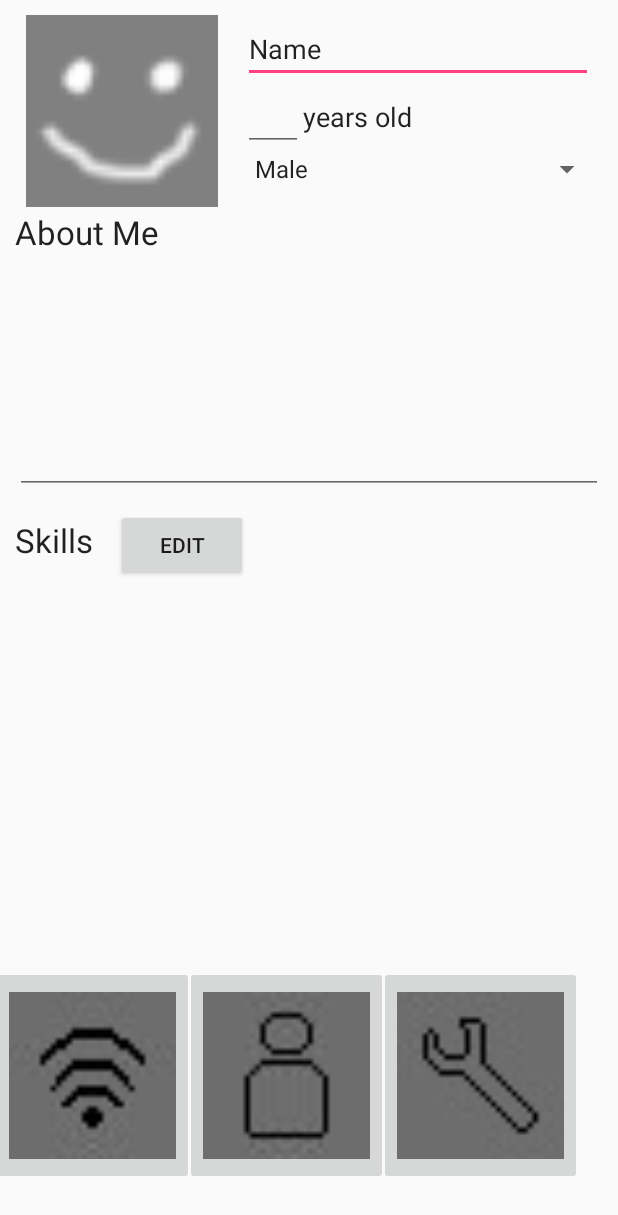
After one commit to smahbod2014/StreetClash, an Android app: the layout activity_profile_edit.xml on its own in the app's theme, with its tools: preview values and no code run, on a phone screen of 412 x 824 dp. The commit adds this screen. Shown: the top 1215 px of the screen. Run offline under Robolectric (Android 15) with nearby library versions, the phone set to English and light mode, and no system bars.

Commit message:
preparing to merge

```diff
--- a/app/src/main/java/com/cse190sc/streetclash/ProfileActivity.java
+++ b/app/src/main/java/com/cse190sc/streetclash/ProfileActivity.java
@@ -1,136 +1,37 @@
 package com.cse190sc.streetclash;
 
-import android.app.AlertDialog;
-import android.content.DialogInterface;
-import android.content.Intent;
-import android.database.Cursor;
-import android.graphics.BitmapFactory;
-import android.net.Uri;
-import android.provider.MediaStore;
 import android.support.v7.app.AppCompatActivity;
 import android.os.Bundle;
-import android.util.Log;
 import android.view.Menu;
-import android.view.MenuInflater;
 import android.view.MenuItem;
-import android.view.View;
-import android.widget.ImageView;
-import android.widget.ListAdapter;
-import android.widget.ListView;
-import android.widget.Toast;
-
-import java.util.ArrayList;
 
 public class ProfileActivity extends AppCompatActivity {
-
-    private static final String TAG = "ProfileActivity";
-    private static final int REQUEST_LOAD_IMAGE = 1;
-    private static final String[] SKILL_CARDS = {
-            "Comp Sci", "Economics", "Electrical Eng", "Accounting",
-            "Math", "Crypto", "Human Bio", "Bioinfo", "Robotics",
-            "Dentistry", "Music", "Drawing/Art", "Dance", "Theater",
-            "Leadership", "Cooking", "Marketing", "Chemistry",
-            "Plumbing", "Cleaning", "Filming", "Communications", "Teaching"
-    };
-
-    private ImageView m_ProfileImage;
 
     @Override
     protected void onCreate(Bundle savedInstanceState) {
         super.onCreate(savedInstanceState);
-        setContentView(R.layout.activity_profile_screen);
-        setTitle("Profile");
-
-        Log.i(TAG, "Starting up");
-        m_ProfileImage = (ImageView) findViewById(R.id.iv_profile_pic);
-        m_ProfileImage.setOnClickListener(new View.OnClickListener() {
-            @Override
-            public void onClick(View v) {
-                Intent i = new Intent(Intent.ACTION_PICK, MediaStore.Images.Media.EXTERNAL_CONTENT_URI);
-                startActivityForResult(i, REQUEST_LOAD_IMAGE);
-            }
-        });
-    }
-
-    @Override
-    protected void onActivityResult(int requestCode, int resultCode, Intent data) {
-        super.onActivityResult(requestCode, resultCode, data);
-
-        if (requestCode == REQUEST_LOAD_IMAGE) {
-            Log.i(TAG, "Result code was: " + resultCode);
-            if (resultCode == RESULT_OK && data != null) {
-                Uri selectedImage = data.getData();
-                String[] filePathColumn = { MediaStore.Images.Media.DATA };
-
-                Cursor cursor = getContentResolver().query(selectedImage, filePathColumn, null, null, null);
-                cursor.moveToFirst();
-
-                int columnIndex = cursor.getColumnIndex(filePathColumn[0]);
-                String picturePath = cursor.getString(columnIndex);
-                cursor.close();
-
-                m_ProfileImage.setImageBitmap(BitmapFactory.decodeFile(picturePath));
-            }
-        }
+        setContentView(R.layout.activity_profile);
     }
 
     @Override
     public boolean onCreateOptionsMenu(Menu menu) {
-        MenuInflater inflater = getMenuInflater();
-        inflater.inflate(R.menu.profile_done, menu);
+        // Inflate the menu; this adds items to the action bar if it is present.
+        getMenuInflater().inflate(R.menu.menu_profile, menu);
         return true;
     }
 
     @Override
     public boolean onOptionsItemSelected(MenuItem item) {
-        if (item.getItemId() == R.id.item_done) {
-            Toast.makeText(this, "Done clicked", Toast.LENGTH_SHORT).show();
+        // Handle action bar item clicks here. The action bar will
+        // automatically handle clicks on the Home/Up button, so long
+        // as you specify a parent activity in AndroidManifest.xml.
+        int id = item.getItemId();
+
+        //noinspection SimplifiableIfStatement
+        if (id == R.id.action_settings) {
             return true;
         }
-        return false;
-    }
 
-    public void editSkillsButtonClicked(View v) {
-        final ArrayList<String> chosenSkills = new ArrayList<>();
-        AlertDialog.Builder builder = new AlertDialog.Builder(this);
-        builder.setTitle("Choose your skills");
-        builder.setMultiChoiceItems(SKILL_CARDS, null, new DialogInterface.OnMultiChoiceClickListener() {
-            @Override
-            public void onClick(DialogInterface dialog, int which, boolean isChecked) {
-                if (isChecked) {
-                    chosenSkills.add(SKILL_CARDS[which]);
-                } else {
-                    chosenSkills.remove(SKILL_CARDS[which]);
-                }
-            }
-        });
-
-        builder.setPositiveButton("OK", new DialogInterface.OnClickListener() {
-            @Override
-            public void onClick(DialogInterface dialog, int which) {
-                int rows = (int) Math.ceil((double) chosenSkills.size() / 3);
-                String[][] skillSet = new String[rows][3];
-                for (int i = 0; i < rows * 3; i++) {
-                    if (i < chosenSkills.size())
-                        skillSet[i / 3][i % 3] = chosenSkills.get(i);
-                    else
-                        skillSet[i / 3][i % 3] = "";
-                }
-
-                ListAdapter adapter = new CustomAdapter(ProfileActivity.this, skillSet);
-                ListView listView = (ListView) findViewById(R.id.listView);
-                listView.setAdapter(adapter);
-            }
-        });
-
-        builder.setNegativeButton("Cancel", new DialogInterface.OnClickListener() {
-            @Override
-            public void onClick(DialogInterface dialog, int which) {
-                //nothing
-            }
-        });
-
-        builder.create();
-        builder.show();
+        return super.onOptionsItemSelected(item);
     }
 }
--- /dev/null
+++ b/app/src/main/java/com/cse190sc/streetclash/ProfileEditActivity.java
@@ -0,0 +1,136 @@
+package com.cse190sc.streetclash;
+
+import android.app.AlertDialog;
+import android.content.DialogInterface;
+import android.content.Intent;
+import android.database.Cursor;
+import android.graphics.BitmapFactory;
+import android.net.Uri;
+import android.provider.MediaStore;
+import android.support.v7.app.AppCompatActivity;
+import android.os.Bundle;
+import android.util.Log;
+import android.view.Menu;
+import android.view.MenuInflater;
+import android.view.MenuItem;
+import android.view.View;
+import android.widget.ImageView;
+import android.widget.ListAdapter;
+import android.widget.ListView;
+import android.widget.Toast;
+
+import java.util.ArrayList;
+
+public class ProfileEditActivity extends AppCompatActivity {
+
+    private static final String TAG = "ProfileEditActivity";
+    private static final int REQUEST_LOAD_IMAGE = 1;
+    private static final String[] SKILL_CARDS = {
+            "Comp Sci", "Economics", "Electrical Eng", "Accounting",
+            "Math", "Crypto", "Human Bio", "Bioinfo", "Robotics",
+            "Dentistry", "Music", "Drawing/Art", "Dance", "Theater",
+            "Leadership", "Cooking", "Marketing", "Chemistry",
+            "Plumbing", "Cleaning", "Filming", "Communications", "Teaching"
+    };
+
+    private ImageView m_ProfileImage;
+
+    @Override
+    protected void onCreate(Bundle savedInstanceState) {
+        super.onCreate(savedInstanceState);
+        setContentView(R.layout.activity_profile_edit);
+        setTitle("Profile");
+
+        Log.i(TAG, "Starting up");
+        m_ProfileImage = (ImageView) findViewById(R.id.iv_profile_pic);
+        m_ProfileImage.setOnClickListener(new View.OnClickListener() {
+            @Override
+            public void onClick(View v) {
+                Intent i = new Intent(Intent.ACTION_PICK, MediaStore.Images.Media.EXTERNAL_CONTENT_URI);
+                startActivityForResult(i, REQUEST_LOAD_IMAGE);
+            }
+        });
+    }
+
+    @Override
+    protected void onActivityResult(int requestCode, int resultCode, Intent data) {
+        super.onActivityResult(requestCode, resultCode, data);
+
+        if (requestCode == REQUEST_LOAD_IMAGE) {
+            Log.i(TAG, "Result code was: " + resultCode);
+            if (resultCode == RESULT_OK && data != null) {
+                Uri selectedImage = data.getData();
+                String[] filePathColumn = { MediaStore.Images.Media.DATA };
+
+                Cursor cursor = getContentResolver().query(selectedImage, filePathColumn, null, null, null);
+                cursor.moveToFirst();
+
+                int columnIndex = cursor.getColumnIndex(filePathColumn[0]);
+                String picturePath = cursor.getString(columnIndex);
+                cursor.close();
+
+                m_ProfileImage.setImageBitmap(BitmapFactory.decodeFile(picturePath));
+            }
+        }
+    }
+
+    @Override
+    public boolean onCreateOptionsMenu(Menu menu) {
+        MenuInflater inflater = getMenuInflater();
+        inflater.inflate(R.menu.profile_done, menu);
+        return true;
+    }
+
+    @Override
+    public boolean onOptionsItemSelected(MenuItem item) {
+        if (item.getItemId() == R.id.item_done) {
+            Toast.makeText(this, "Done clicked", Toast.LENGTH_SHORT).show();
+            return true;
+        }
+        return false;
+    }
+
+    public void editSkillsButtonClicked(View v) {
+        final ArrayList<String> chosenSkills = new ArrayList<>();
+        AlertDialog.Builder builder = new AlertDialog.Builder(this);
+        builder.setTitle("Choose your skills");
+        builder.setMultiChoiceItems(SKILL_CARDS, null, new DialogInterface.OnMultiChoiceClickListener() {
+            @Override
+            public void onClick(DialogInterface dialog, int which, boolean isChecked) {
+                if (isChecked) {
+                    chosenSkills.add(SKILL_CARDS[which]);
+                } else {
+                    chosenSkills.remove(SKILL_CARDS[which]);
+                }
+            }
+        });
+
+        builder.setPositiveButton("OK", new DialogInterface.OnClickListener() {
+            @Override
+            public void onClick(DialogInterface dialog, int which) {
+                int rows = (int) Math.ceil((double) chosenSkills.size() / 3);
+                String[][] skillSet = new String[rows][3];
+                for (int i = 0; i < rows * 3; i++) {
+                    if (i < chosenSkills.size())
+                        skillSet[i / 3][i % 3] = chosenSkills.get(i);
+                    else
+                        skillSet[i / 3][i % 3] = "";
+                }
+
+                ListAdapter adapter = new CustomAdapter(ProfileEditActivity.this, skillSet);
+                ListView listView = (ListView) findViewById(R.id.listView);
+                listView.setAdapter(adapter);
+            }
+        });
+
+        builder.setNegativeButton("Cancel", new DialogInterface.OnClickListener() {
+            @Override
+            public void onClick(DialogInterface dialog, int which) {
+                //nothing
+            }
+        });
+
+        builder.create();
+        builder.show();
+    }
+}
--- /dev/null
+++ b/app/src/main/res/layout/activity_profile_edit.xml
@@ -0,0 +1,157 @@
+<?xml version="1.0" encoding="utf-8"?>
+<LinearLayout xmlns:android="http://schemas.android.com/apk/res/android"
+              android:orientation="vertical"
+              android:layout_width="match_parent"
+              android:layout_height="match_parent"
+              android:weightSum="1">
+
+    <LinearLayout
+        android:orientation="horizontal"
+        android:layout_width="match_parent"
+        android:layout_height="140dp">
+
+        <ImageView
+            android:layout_width="128dp"
+            android:layout_height="128dp"
+            android:id="@+id/iv_profile_pic"
+            android:layout_weight="0.25"
+            android:src="@mipmap/default_profile_pic"
+            android:layout_marginLeft="10dp"
+            android:layout_marginTop="10dp"/>
+
+        <LinearLayout
+            android:orientation="vertical"
+            android:layout_width="260dp"
+            android:layout_height="167dp">
+
+            <EditText
+                android:layout_width="233dp"
+                android:layout_height="wrap_content"
+                android:inputType="textPersonName"
+                android:text="Name"
+                android:ems="10"
+                android:id="@+id/et_name"
+                android:layout_marginLeft="10dp"
+                android:layout_marginTop="10dp" />
+
+            <LinearLayout
+                android:orientation="horizontal"
+                android:layout_width="218dp"
+                android:layout_height="wrap_content"
+                android:layout_marginLeft="10dp">
+
+                <EditText
+                    android:layout_width="40dp"
+                    android:layout_height="wrap_content"
+                    android:inputType="number"
+                    android:ems="10"
+                    android:id="@+id/et_age" />
+
+                <TextView
+                    android:layout_width="wrap_content"
+                    android:layout_height="wrap_content"
+                    android:textAppearance="?android:attr/textAppearanceLarge"
+                    android:text="@string/years_old"
+                    android:textSize="18sp"
+                    android:id="@+id/textView2"/>
+
+            </LinearLayout>
+
+            <Spinner
+                android:layout_width="match_parent"
+                android:layout_height="wrap_content"
+                android:id="@+id/spinner_gender"
+                android:spinnerMode="dropdown"
+                android:entries="@array/gender_array"
+                android:contextClickable="true"
+                android:layout_marginLeft="10dp"
+                android:layout_marginRight="10dp" />
+
+        </LinearLayout>
+    </LinearLayout>
+
+    <TextView
+        android:layout_width="wrap_content"
+        android:layout_height="wrap_content"
+        android:textAppearance="?android:attr/textAppearanceLarge"
+        android:text="About Me"
+        android:id="@+id/textView3"
+        android:layout_marginLeft="10dp" />
+
+    <EditText
+        android:layout_width="match_parent"
+        android:layout_height="wrap_content"
+        android:id="@+id/editText"
+        android:lines="5"
+        android:gravity="top|left"
+        android:inputType="textMultiLine"
+        android:scrollHorizontally="false"
+        android:height="150dp"
+        android:layout_margin="10dp" />
+
+    <LinearLayout
+        android:orientation="horizontal"
+        android:layout_width="match_parent"
+        android:layout_height="wrap_content">
+
+        <TextView
+            android:layout_width="wrap_content"
+            android:layout_height="wrap_content"
+            android:textAppearance="?android:attr/textAppearanceLarge"
+            android:text="Skills"
+            android:id="@+id/textView4"
+            android:layout_marginLeft="10dp" />
+
+        <Button
+            android:layout_width="wrap_content"
+            android:layout_height="wrap_content"
+            android:text="Edit"
+            android:id="@+id/btn_edit_skills"
+            android:layout_marginLeft="15dp"
+            android:onClick="editSkillsButtonClicked"/>
+
+    </LinearLayout>
+
+    <ListView
+        android:layout_width="wrap_content"
+        android:layout_height="100dp"
+        android:id="@+id/listView"
+        android:layout_weight="0.58"
+        android:layout_margin="10dp"
+        />
+
+    <LinearLayout
+        android:orientation="horizontal"
+        android:layout_width="match_parent"
+        android:layout_height="80dp"
+        android:weightSum="1"
+        android:layout_weight="0.28">
+
+        <ImageButton
+            android:layout_width="135dp"
+            android:layout_height="match_parent"
+            android:id="@+id/btn_pass_feed"
+            android:layout_marginLeft="-6dp"
+            android:src="@mipmap/feed"
+            android:scaleType="fitCenter"/>
+
+        <ImageButton
+            android:layout_width="135dp"
+            android:layout_height="match_parent"
+            android:id="@+id/imageButton"
+            android:layout_marginLeft="-6dp"
+            android:src="@mipmap/profile"
+            android:scaleType="fitCenter"
+            android:adjustViewBounds="false"/>
+
+        <ImageButton
+            android:layout_width="135dp"
+            android:layout_height="match_parent"
+            android:id="@+id/imageButton8"
+            android:layout_marginLeft="-6dp"
+            android:src="@mipmap/wrench"
+            android:scaleType="fitCenter"/>
+
+    </LinearLayout>
+
+</LinearLayout>
--- /dev/null
+++ b/app/src/main/res/menu/menu_profile.xml
@@ -0,0 +1,7 @@
+<menu xmlns:android="http://schemas.android.com/apk/res/android"
+    xmlns:app="http://schemas.android.com/apk/res-auto"
+    xmlns:tools="http://schemas.android.com/tools"
+    tools:context="com.cse190sc.streetclash.ProfileActivity">
+    <item android:id="@+id/action_settings" android:title="@string/action_settings"
+        android:orderInCategory="100" app:showAsAction="never" />
+</menu>
--- a/app/src/main/res/values/strings.xml
+++ b/app/src/main/res/values/strings.xml
@@ -6,4 +6,9 @@
         <item>Other</item>
         <item>Unspecified</item>
     </string-array>
+    <string name="title_activity_profile">ProfileActivity</string>
+
+    <string name="hello_world">Hello world!</string>
+    <string name="action_settings">Settings</string>
+    <string name="years_old">years old</string>
 </resources>
--- a/settings.gradle
+++ b/settings.gradle
@@ -1,2 +1,2 @@
-include ':app', ':VolleyFramework'
+include ':VolleyFramework', ':app'
 project(':VolleyFramework').projectDir = new File('volley')
```
Also changed, not shown: app/src/main/AndroidManifest.xml (+5 -3 lines), app/src/main/res/layout/activity_profile.xml (renamed from app/src/main/res/layout/activity_profile_screen.xml, +4 -4 lines), 1 other file.
